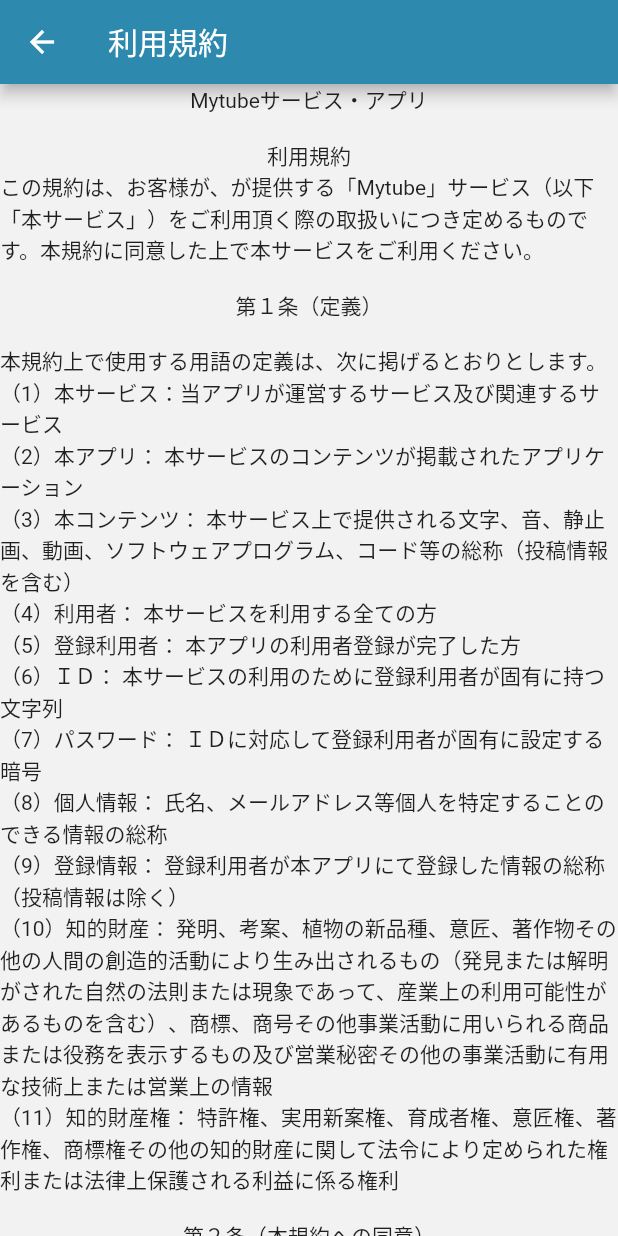
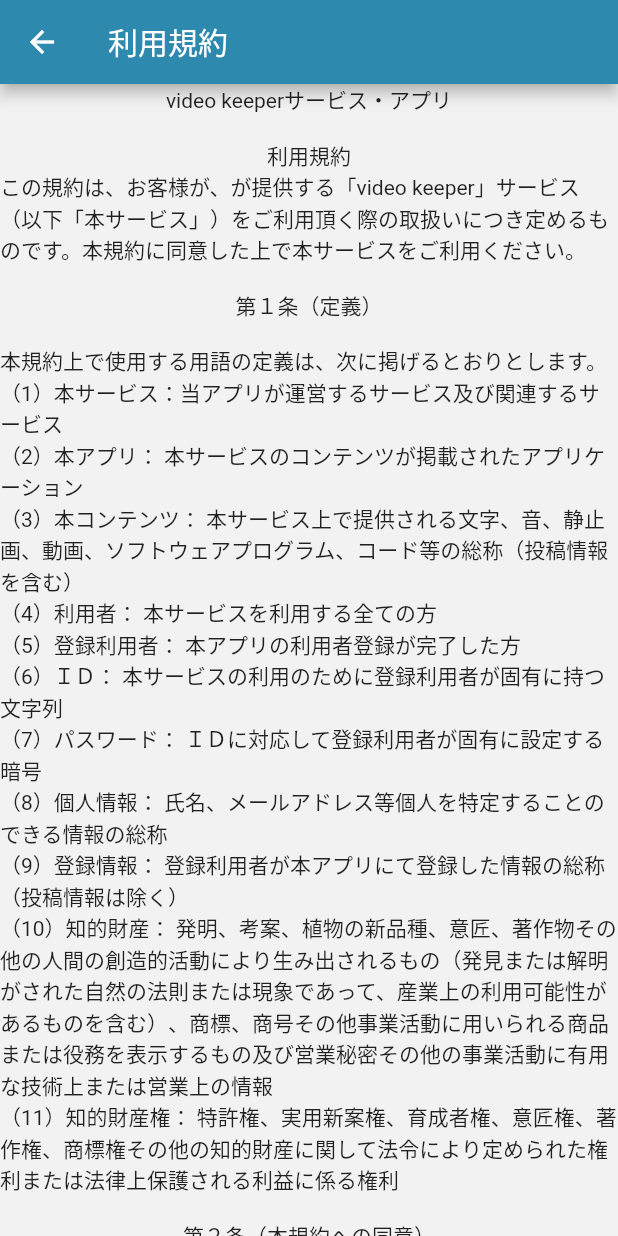
Before and after one commit to mine2424/Video-Keeper-app, a Flutter app: the AppPolicy screen opened directly, on a phone screen of 412 x 824 dp. Run offline on Flutter 3.47's test engine with Material 2 defaults, Android fonts, the phone set to English and light mode, and no system bars; our stand-ins replace clay_containers, cloud_firestore, firebase_auth, firebase_core, firebase_messaging, fl_chart and 3 more; accounts and stored records are empty.

Commit message:
10/1 last lenting macbook commit

```diff
--- a/lib/SetUp/signIn.dart
+++ b/lib/SetUp/signIn.dart
@@ -72,7 +72,7 @@ class _LoginPageState extends State<LoginPage> {
         Navigator.push(
             context, MaterialPageRoute(builder: (context) => TabBarControll()));
       } catch (error) {
-        //print(error.message);
+        print(error.message);
         var errorNameEnglish = error.message.toString();
 
         ///errorMessage = errorNameEnglish;
--- a/lib/home/home.dart
+++ b/lib/home/home.dart
@@ -34,6 +34,7 @@ class _HomePageState extends State<HomePage> {
           builder:
               (BuildContext context, AsyncSnapshot<DocumentSnapshot> snapshot) {
             if (!snapshot.hasData) {
+              print('=== data ===: ${snapshot.data}');
               return Center(
                 child: GFLoader(type: GFLoaderType.circle),
               );
--- a/lib/setting/form.dart
+++ b/lib/setting/form.dart
@@ -3,6 +3,7 @@ import 'package:firebase_auth/firebase_auth.dart';
 import 'package:firebase_core/firebase_core.dart';
 import 'package:flutter/material.dart';
 import 'package:flutter_new_mytube_app/home/home.dart';
+import 'package:flutter_new_mytube_app/tabBarControll/tabBarControll.dart';
 
 class ContactForm extends StatefulWidget {
   @override
@@ -129,7 +130,7 @@ class _FormFinishState extends State<FormFinish> {
     Future.delayed(const Duration(seconds: 3), () {
       setState(() {
         Navigator.push(
-            context, MaterialPageRoute(builder: (context) => HomePage()));
+            context, MaterialPageRoute(builder: (context) => TabBarControll()));
       });
     });
     super.initState();
--- a/lib/setting/policy.dart
+++ b/lib/setting/policy.dart
@@ -19,14 +19,14 @@ class _AppPolicyState extends State<AppPolicy> {
           crossAxisAlignment: CrossAxisAlignment.center,
           children: [
             Center(
-              child: Text('Mytubeサービス・アプリ'),
+              child: Text('video keeperサービス・アプリ'),
             ),
             Text(''),
             Center(
               child: Text('利用規約'),
             ),
             Center(
-              child: Text('この規約は、お客様が、が提供する「Mytube」サービス（以下「本サービス」）をご利用頂く際の取扱いにつき定めるものです。本規約に同意した上で本サービスをご利用ください。'),
+              child: Text('この規約は、お客様が、が提供する「video keeper」サービス（以下「本サービス」）をご利用頂く際の取扱いにつき定めるものです。本規約に同意した上で本サービスをご利用ください。'),
             ),
             Text(''),
             Text('第１条（定義）'),
--- a/lib/youtube_alarm/alerm_setting.dart
+++ b/lib/youtube_alarm/alerm_setting.dart
@@ -190,7 +190,7 @@ class _YoutubeAlarmState extends State<YoutubeAlarm> {
                                                                         bottom:
                                                                             10),
                                                                 child:
-                                                                    Text("HH"),
+                                                                    Text("時間"),
                                                               ),
                                                               NumberPicker
                                                                   .integer(
@@ -221,7 +221,7 @@ class _YoutubeAlarmState extends State<YoutubeAlarm> {
                                                                         bottom:
                                                                             10),
                                                                 child:
-                                                                    Text("MM"),
+                                                                    Text("分"),
                                                               ),
                                                               NumberPicker
                                                                   .integer(
@@ -251,7 +251,7 @@ class _YoutubeAlarmState extends State<YoutubeAlarm> {
                                                                         bottom:
                                                                             10),
                                                                 child:
-                                                                    Text("SS"),
+                                                                    Text("秒"),
                                                               ),
                                                               NumberPicker
                                                                   .integer(
```
Also changed, not shown: lib/SetUp/signup.dart (+32 -27 lines), 2 other files.
